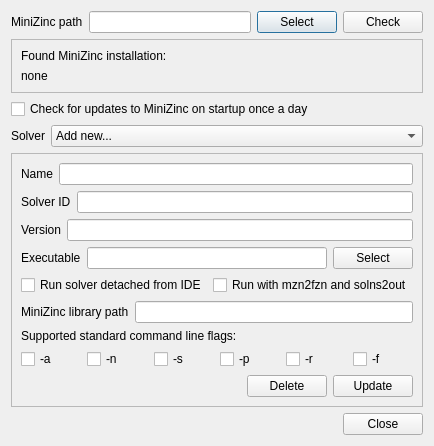
Old version of the form MiniZincIDE/solverdialog.ui in the repository MiniZinc/MiniZincIDE.
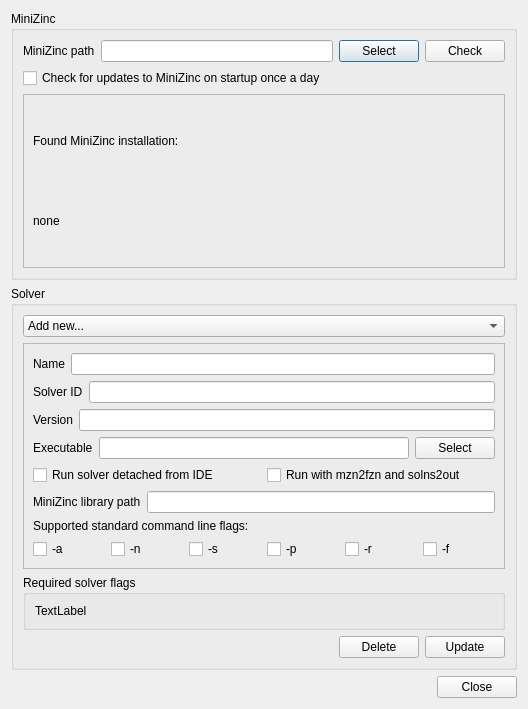
New version of the form.

Commit message: Add feature for defining required flags in the IDE solver configuration dialog (e.g. Gurobi or CPLEX dll)

The edit to the form file:
```diff
--- a/MiniZincIDE/solverdialog.ui
+++ b/MiniZincIDE/solverdialog.ui
@@ -7,7 +7,7 @@
     <x>0</x>
     <y>0</y>
     <width>528</width>
-    <height>0</height>
+    <height>709</height>
    </rect>
   </property>
   <property name="sizePolicy">
@@ -24,6 +24,12 @@
   </property>
   <layout class="QVBoxLayout" name="verticalLayout_2">
    <item>
+    <widget class="QGroupBox" name="groupBox_3">
+     <property name="title">
+      <string>MiniZinc</string>
+     </property>
+     <layout class="QVBoxLayout" name="verticalLayout_5">
+      <item>
     <layout class="QHBoxLayout" name="horizontalLayout_9">
      <item>
       <layout class="QHBoxLayout" name="horizontalLayout_8">
@@ -58,6 +64,13 @@
      </item>
     </layout>
    </item>
+      <item>
+       <widget class="QCheckBox" name="check_updates">
+        <property name="text">
+         <string>Check for updates to MiniZinc on startup once a day</string>
+        </property>
+       </widget>
+      </item>
    <item>
     <widget class="QFrame" name="frame">
      <property name="frameShape">
@@ -84,28 +97,17 @@
      </layout>
     </widget>
    </item>
-   <item>
-    <widget class="QCheckBox" name="check_updates">
-     <property name="text">
-      <string>Check for updates to MiniZinc on startup once a day</string>
-     </property>
+     </layout>
     </widget>
    </item>
    <item>
-    <layout class="QHBoxLayout" name="horizontalLayout">
-     <item>
-      <widget class="QLabel" name="label">
-       <property name="sizePolicy">
-        <sizepolicy hsizetype="Minimum" vsizetype="Preferred">
-         <horstretch>0</horstretch>
-         <verstretch>0</verstretch>
-        </sizepolicy>
-       </property>
-       <property name="text">
+    <widget class="QGroupBox" name="groupBox_2">
+     <property name="title">
         <string>Solver</string>
        </property>
-      </widget>
-     </item>
+     <layout class="QVBoxLayout" name="verticalLayout_4">
+      <item>
+       <layout class="QHBoxLayout" name="horizontalLayout">
      <item>
       <widget class="QComboBox" name="solvers_combo">
        <property name="sizePolicy">
@@ -296,6 +298,25 @@
         </item>
        </layout>
       </item>
+        </layout>
+       </widget>
+      </item>
+      <item>
+       <widget class="QGroupBox" name="requiredFlags">
+        <property name="title">
+         <string>Required solver flags</string>
+        </property>
+        <layout class="QGridLayout" name="gridLayout">
+         <item row="0" column="0">
+          <widget class="QLabel" name="label">
+           <property name="text">
+            <string>TextLabel</string>
+           </property>
+          </widget>
+         </item>
+        </layout>
+       </widget>
+      </item>
       <item>
        <layout class="QHBoxLayout" name="horizontalLayout_7">
         <item>
```
Left out of the diff: 1 changed line with no effect on the pictures. Lines whose indentation alone changed are shown as unchanged. The commit also changes 4 other files.
